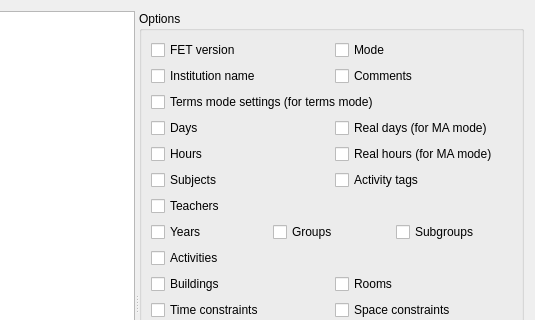
abderrahimzuro-debug/Open-Timetable, file fet/src/interface/humanreadabledataform_template.ui: the form before one commit; both pictures show x 250 to 785 and y 0 to 320 of the 785 by 639 pixel window.
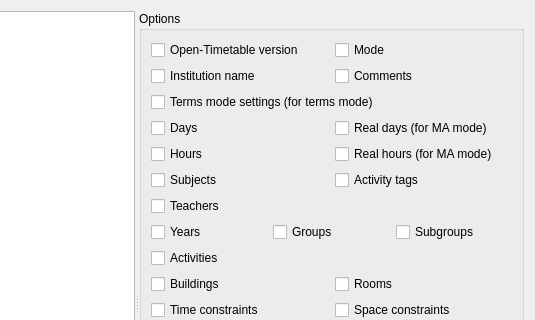
The form after the commit.

Patch:
```diff
--- a/fet/src/interface/humanreadabledataform_template.ui
+++ b/fet/src/interface/humanreadabledataform_template.ui
@@ -80,7 +80,7 @@
          <item>
           <widget class="QCheckBox" name="fetVersionCheckBox">
            <property name="text">
-            <string>FET version</string>
+            <string>Open-Timetable version</string>
            </property>
           </widget>
          </item>
```
